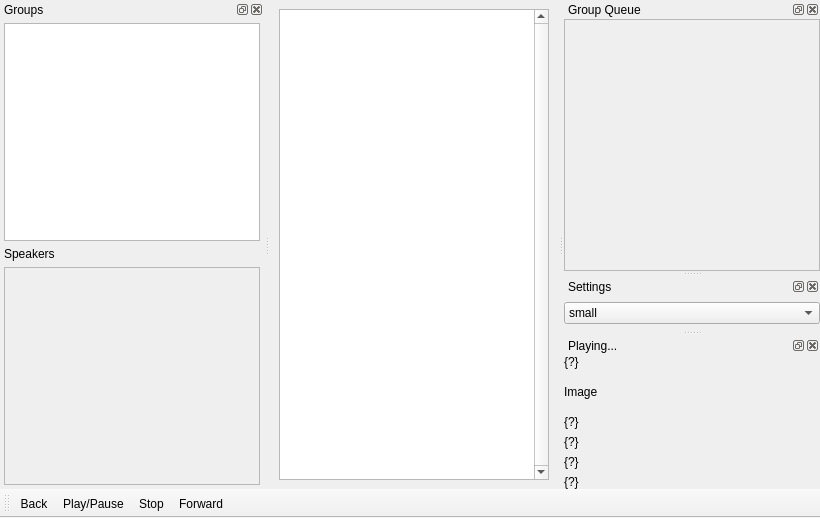
Above: main_interface.ui from aglavic/sonos_library_browser before the change. Below: the same form after it.
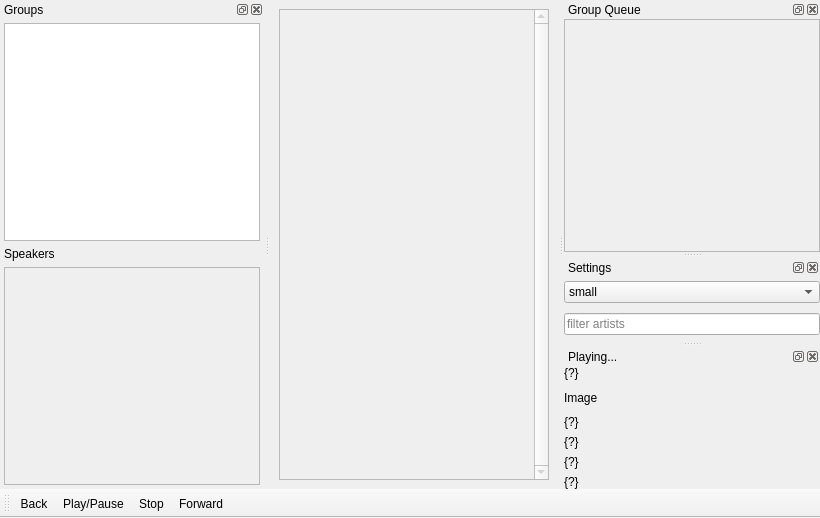
That is the form after the change. Custom widgets are drawn as their Qt base class.

Commit message: Implement simple artist filter

```diff
--- a/main_interface.ui
+++ b/main_interface.ui
@@ -17,6 +17,9 @@
    <layout class="QVBoxLayout" name="verticalLayout_3">
     <item>
      <widget class="LibraryView" name="libraryView">
+      <property name="enabled">
+       <bool>false</bool>
+      </property>
       <property name="verticalScrollBarPolicy">
        <enum>Qt::ScrollBarAlwaysOn</enum>
       </property>
@@ -192,6 +195,13 @@
        </item>
       </widget>
      </item>
+     <item>
+      <widget class="QLineEdit" name="artistFilter">
+       <property name="placeholderText">
+        <string>filter artists</string>
+       </property>
+      </widget>
+     </item>
     </layout>
    </widget>
   </widget>
```
Left out of the diff: 19 changed lines with no effect on the pictures. The commit also changes 3 other files.
